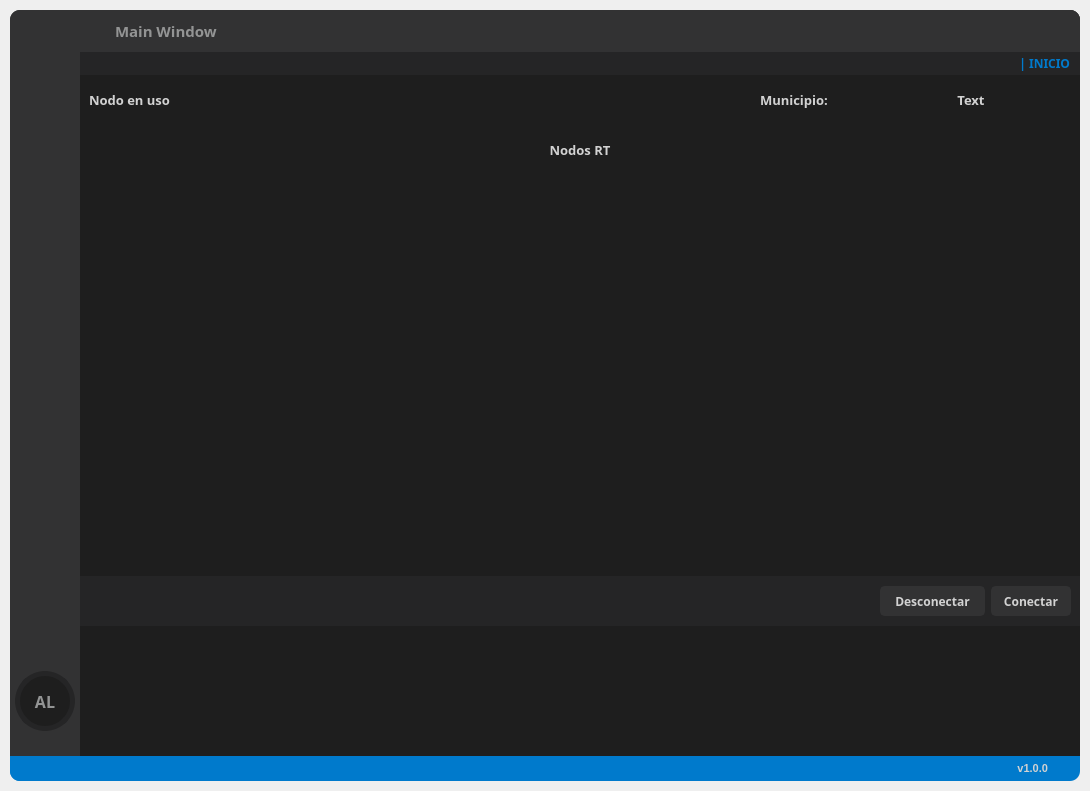
dariolggomez/NET-Simulator, file visuals/mainWindow.ui: the form before one commit.
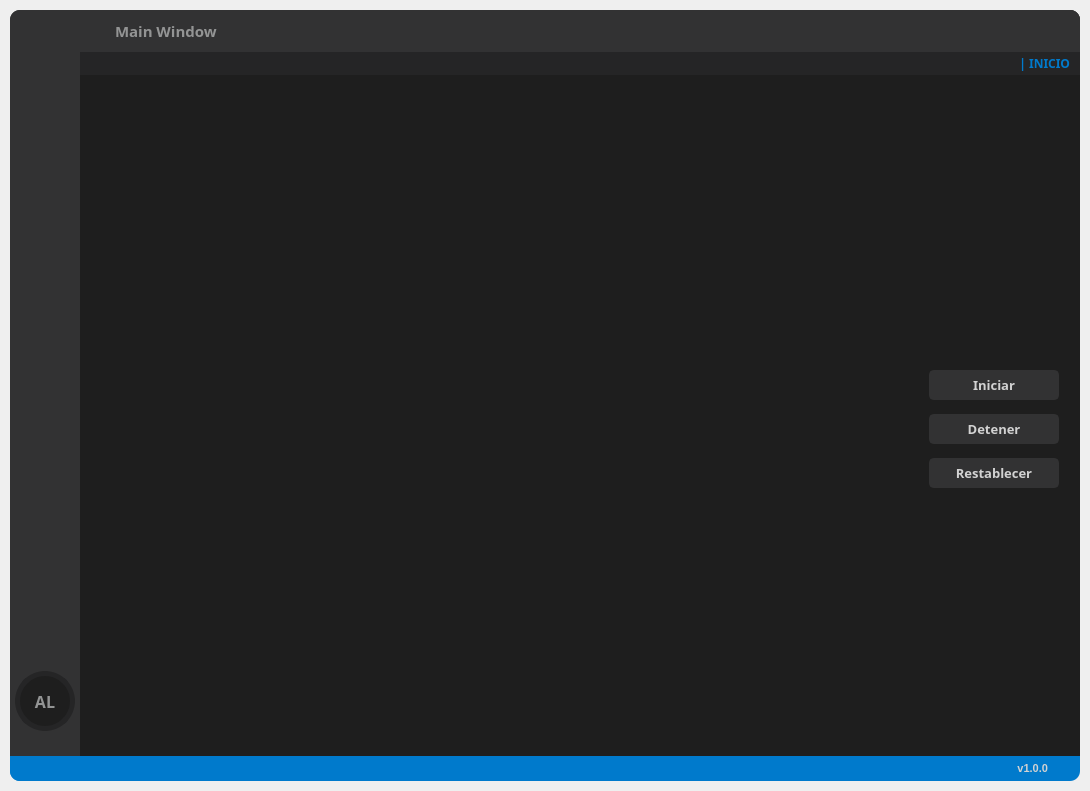
The form after the commit. Icons and pictures are not drawn.

Commit message: created frames and layouts for graphics

The edit to the form file:
```diff
--- a/visuals/mainWindow.ui
+++ b/visuals/mainWindow.ui
@@ -1103,7 +1103,7 @@
 color: rgb(210, 210, 210);</string>
                   </property>
                   <property name="currentIndex">
-                   <number>0</number>
+                   <number>2</number>
                   </property>
                   <widget class="QWidget" name="page_home">
                    <layout class="QVBoxLayout" name="verticalLayout_10">
@@ -2495,6 +2495,298 @@
                     </item>
                    </layout>
                   </widget>
+                  <widget class="QWidget" name="page_rt_graphics">
+                   <layout class="QVBoxLayout" name="verticalLayout_27">
+                    <property name="leftMargin">
+                     <number>0</number>
+                    </property>
+                    <property name="topMargin">
+                     <number>0</number>
+                    </property>
+                    <property name="rightMargin">
+                     <number>0</number>
+                    </property>
+                    <property name="bottomMargin">
+                     <number>0</number>
+                    </property>
+                    <item>
+                     <widget class="QFrame" name="rt_graphics_content">
+                      <property name="frameShape">
+                       <enum>QFrame::StyledPanel</enum>
+                      </property>
+                      <property name="frameShadow">
+                       <enum>QFrame::Raised</enum>
+                      </property>
+                      <layout class="QVBoxLayout" name="verticalLayout_28">
+                       <item>
+                        <widget class="QFrame" name="upsideGraphics">
+                         <property name="frameShape">
+                          <enum>QFrame::StyledPanel</enum>
+                         </property>
+                         <property name="frameShadow">
+                          <enum>QFrame::Raised</enum>
+                         </property>
+                         <layout class="QHBoxLayout" name="horizontalLayout_18">
+                          <property name="leftMargin">
+                           <number>0</number>
+                          </property>
+                          <property name="topMargin">
+                           <number>0</number>
+                          </property>
+                          <property name="rightMargin">
+                           <number>0</number>
+                          </property>
+                          <property name="bottomMargin">
+                           <number>0</number>
+                          </property>
+                          <item>
+                           <widget class="QFrame" name="frame_waveform">
+                            <property name="frameShape">
+                             <enum>QFrame::StyledPanel</enum>
+                            </property>
+                            <property name="frameShadow">
+                             <enum>QFrame::Raised</enum>
+                            </property>
+                            <layout class="QVBoxLayout" name="verticalLayout_33">
+                             <property name="leftMargin">
+                              <number>0</number>
+                             </property>
+                             <property name="topMargin">
+                              <number>0</number>
+                             </property>
+                             <property name="rightMargin">
+                              <number>0</number>
+                             </property>
+                             <property name="bottomMargin">
+                              <number>0</number>
+                             </property>
+                             <item>
+                              <layout class="QVBoxLayout" name="waveform_layout"/>
+                             </item>
+                            </layout>
+                           </widget>
+                          </item>
+                          <item>
+                           <widget class="QFrame" name="frame_fft_transform">
+                            <property name="frameShape">
+                             <enum>QFrame::StyledPanel</enum>
+                            </property>
+                            <property name="frameShadow">
+                             <enum>QFrame::Raised</enum>
+                            </property>
+                            <layout class="QVBoxLayout" name="verticalLayout_34">
+                             <property name="leftMargin">
+                              <number>0</number>
+                             </property>
+                             <property name="topMargin">
+                              <number>0</number>
+                             </property>
+                             <property name="rightMargin">
+                              <number>0</number>
+                             </property>
+                             <property name="bottomMargin">
+                              <number>0</number>
+                             </property>
+                             <item>
+                              <layout class="QVBoxLayout" name="fft_transform_layout"/>
+                             </item>
+                            </layout>
+                           </widget>
+                          </item>
+                         </layout>
+                        </widget>
+                       </item>
+                       <item>
+                        <widget class="QFrame" name="downsideGraphics">
+                         <property name="frameShape">
+                          <enum>QFrame::StyledPanel</enum>
+                         </property>
+                         <property name="frameShadow">
+                          <enum>QFrame::Raised</enum>
+                         </property>
+                         <layout class="QHBoxLayout" name="horizontalLayout_19">
+                          <property name="leftMargin">
+                           <number>0</number>
+                          </property>
+                          <property name="topMargin">
+                           <number>0</number>
+                          </property>
+                          <property name="rightMargin">
+                           <number>0</number>
+                          </property>
+                          <property name="bottomMargin">
+                           <number>0</number>
+                          </property>
+                          <item>
+                           <widget class="QFrame" name="spectrogram_frame">
+                            <property name="frameShape">
+                             <enum>QFrame::StyledPanel</enum>
+                            </property>
+                            <property name="frameShadow">
+                             <enum>QFrame::Raised</enum>
+                            </property>
+                            <layout class="QVBoxLayout" name="verticalLayout_35">
+                             <property name="leftMargin">
+                              <number>0</number>
+                             </property>
+                             <property name="topMargin">
+                              <number>0</number>
+                             </property>
+                             <property name="rightMargin">
+                              <number>0</number>
+                             </property>
+                             <property name="bottomMargin">
+                              <number>0</number>
+                             </property>
+                             <item>
+                              <layout class="QVBoxLayout" name="spectrogram_layout"/>
+                             </item>
+                            </layout>
+                           </widget>
+                          </item>
+                          <item>
+                           <widget class="QFrame" name="frame_interactions_btns">
+                            <property name="maximumSize">
+                             <size>
+                              <width>150</width>
+                              <height>16777215</height>
+                             </size>
+                            </property>
+                            <property name="frameShape">
+                             <enum>QFrame::StyledPanel</enum>
+                            </property>
+                            <property name="frameShadow">
+                             <enum>QFrame::Raised</enum>
+                            </property>
+                            <layout class="QVBoxLayout" name="verticalLayout_29">
+                             <property name="spacing">
+                              <number>0</number>
+                             </property>
+                             <property name="topMargin">
+                              <number>0</number>
+                             </property>
+                             <property name="bottomMargin">
+                              <number>110</number>
+                             </property>
+                             <item>
+                              <widget class="QPushButton" name="start_btn">
+                               <property name="minimumSize">
+                                <size>
+                                 <width>65</width>
+                                 <height>30</height>
+                                </size>
+                               </property>
+                               <property name="font">
+                                <font>
+                                 <family>Segoe UI Semibold</family>
+                                 <pointsize>10</pointsize>
+                                 <weight>75</weight>
+                                 <bold>true</bold>
+                                </font>
+                               </property>
+                               <property name="styleSheet">
+                                <string notr="true">QPushButton {
+	border: 2px solid rgb(50, 50, 51);
+	border-radius: 5px;	
+	background-color: rgb(50, 50, 51);
+}
+QPushButton:hover {
+	background-color: rgb(56, 56, 57);
+	border: 2px solid rgb(56, 56, 57);
+}
+QPushButton:pressed {	
+	background-color: rgb(56, 56, 57);
+	border: 1px solid rgb(0, 122, 204);
+}</string>
+                               </property>
+                               <property name="text">
+                                <string>Iniciar</string>
+                               </property>
+                              </widget>
+                             </item>
+                             <item>
+                              <widget class="QPushButton" name="stop_btn">
+                               <property name="minimumSize">
+                                <size>
+                                 <width>65</width>
+                                 <height>30</height>
+                                </size>
+                               </property>
+                               <property name="font">
+                                <font>
+                                 <family>Segoe UI Semibold</family>
+                                 <pointsize>10</pointsize>
+                                 <weight>75</weight>
+                                 <bold>true</bold>
+                                </font>
+                               </property>
+                               <property name="styleSheet">
+                                <string notr="true">QPushButton {
+	border: 2px solid rgb(50, 50, 51);
+	border-radius: 5px;	
+	background-color: rgb(50, 50, 51);
+}
+QPushButton:hover {
+	background-color: rgb(56, 56, 57);
+	border: 2px solid rgb(56, 56, 57);
+}
+QPushButton:pressed {	
+	background-color: rgb(56, 56, 57);
+	border: 1px solid rgb(0, 122, 204);
+}</string>
+                               </property>
+                               <property name="text">
+                                <string>Detener</string>
+                               </property>
+                              </widget>
+                             </item>
+                             <item>
+                              <widget class="QPushButton" name="reset_btn">
+                               <property name="minimumSize">
+                                <size>
+                                 <width>65</width>
+                                 <height>30</height>
+                                </size>
+                               </property>
+                               <property name="font">
+                                <font>
+                                 <family>Segoe UI Semibold</family>
+                                 <pointsize>10</pointsize>
+                                 <weight>75</weight>
+                                 <bold>true</bold>
+                                </font>
+                               </property>
+                               <property name="styleSheet">
+                                <string notr="true">QPushButton {
+	border: 2px solid rgb(50, 50, 51);
+	border-radius: 5px;	
+	background-color: rgb(50, 50, 51);
+}
+QPushButton:hover {
+	background-color: rgb(56, 56, 57);
+	border: 2px solid rgb(56, 56, 57);
+}
+QPushButton:pressed {	
+	background-color: rgb(56, 56, 57);
+	border: 1px solid rgb(0, 122, 204);
+}</string>
+                               </property>
+                               <property name="text">
+                                <string>Restablecer</string>
+                               </property>
+                              </widget>
+                             </item>
+                            </layout>
+                           </widget>
+                          </item>
+                         </layout>
+                        </widget>
+                       </item>
+                      </layout>
+                     </widget>
+                    </item>
+                   </layout>
+                  </widget>
                   <widget class="QWidget" name="page_users">
                    <layout class="QVBoxLayout" name="verticalLayout_16">
                     <property name="leftMargin">
```
The commit also changes 4 other files.
